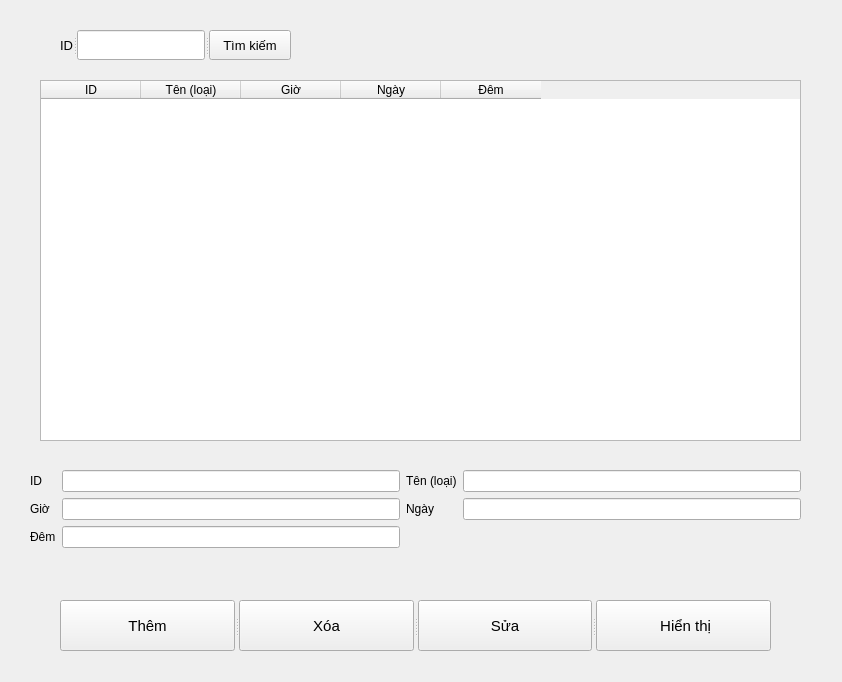
Old version of the form view/phong_va_giaphong/ql_gia_phong.ui in the repository loimaxto/DoAnPython.
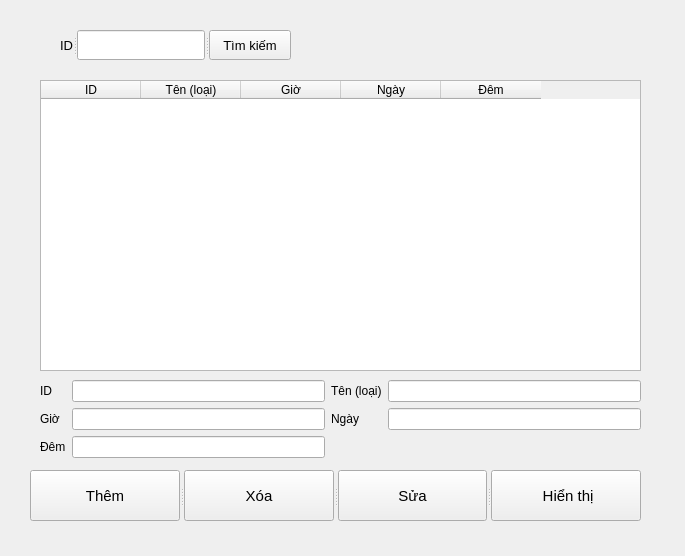
New version of the form.

Patch:
```diff
--- a/view/phong_va_giaphong/ql_gia_phong.ui
+++ b/view/phong_va_giaphong/ql_gia_phong.ui
@@ -6,8 +6,8 @@
    <rect>
     <x>0</x>
     <y>0</y>
-    <width>842</width>
-    <height>682</height>
+    <width>685</width>
+    <height>556</height>
    </rect>
   </property>
   <property name="windowTitle">
@@ -18,8 +18,8 @@
     <rect>
      <x>40</x>
      <y>80</y>
-     <width>761</width>
-     <height>361</height>
+     <width>601</width>
+     <height>291</height>
     </rect>
    </property>
    <property name="columnCount">
@@ -54,9 +54,9 @@
   <widget class="QSplitter" name="splitter">
    <property name="geometry">
     <rect>
-     <x>60</x>
-     <y>600</y>
-     <width>711</width>
+     <x>30</x>
+     <y>470</y>
+     <width>611</width>
      <height>51</height>
     </rect>
    </property>
@@ -144,12 +144,12 @@
     </property>
    </widget>
   </widget>
-  <widget class="QWidget" name="">
+  <widget class="QWidget" name="layoutWidget">
    <property name="geometry">
     <rect>
-     <x>30</x>
-     <y>470</y>
-     <width>771</width>
+     <x>40</x>
+     <y>380</y>
+     <width>601</width>
      <height>80</height>
     </rect>
    </property>
```
Left out of the diff: 14 changed lines with no effect on the pictures.
